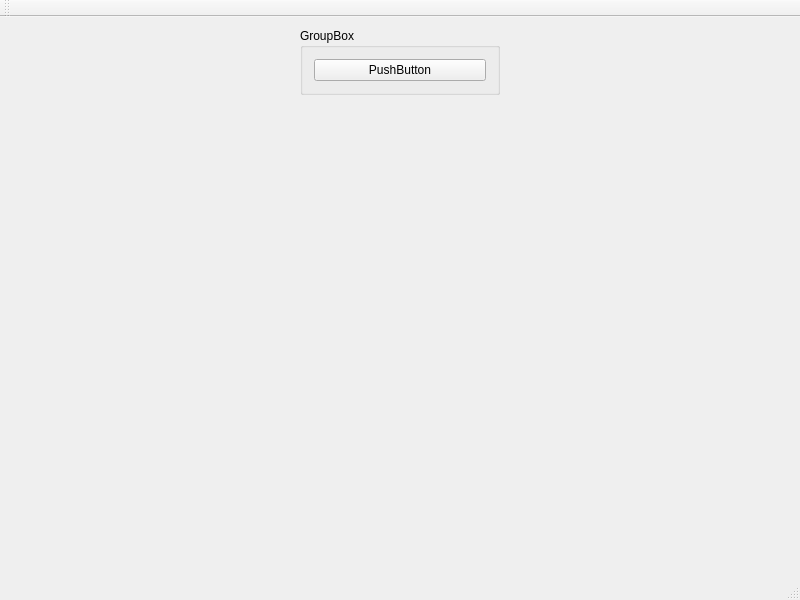
This is src/ogrebullet_sandbox/ogrebulletwindows.ui in GeneCraft/GeneCraft-Project as Qt 5 draws it before an edit. The edited form follows.
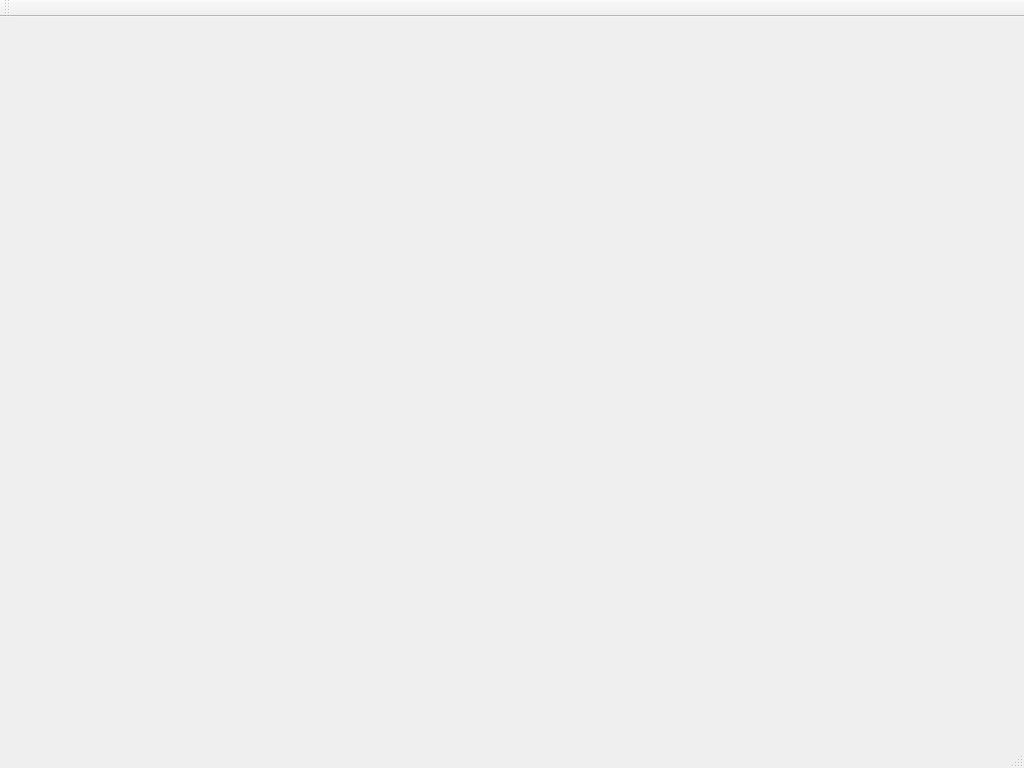
This is the edited form.

Patch:
```diff
--- a/src/ogrebullet_sandbox/ogrebulletwindows.ui
+++ b/src/ogrebullet_sandbox/ogrebulletwindows.ui
@@ -6,8 +6,8 @@
    <rect>
     <x>0</x>
     <y>0</y>
-    <width>800</width>
-    <height>600</height>
+    <width>1024</width>
+    <height>768</height>
    </rect>
   </property>
   <property name="windowTitle">
@@ -17,28 +17,6 @@
    <layout class="QHBoxLayout" name="horizontalLayout">
     <item>
      <layout class="QVBoxLayout" name="verticalLayout">
-      <item>
-       <widget class="QGroupBox" name="groupBox">
-        <property name="maximumSize">
-         <size>
-          <width>200</width>
-          <height>16777215</height>
-         </size>
-        </property>
-        <property name="title">
-         <string>GroupBox</string>
-        </property>
-        <layout class="QVBoxLayout" name="verticalLayout_2">
-         <item>
-          <widget class="QPushButton" name="pushButton">
-           <property name="text">
-            <string>PushButton</string>
-           </property>
-          </widget>
-         </item>
-        </layout>
-       </widget>
-      </item>
       <item>
        <spacer name="verticalSpacer">
         <property name="orientation">
```
Left out of the diff: 4 changed lines with no effect on the pictures.
